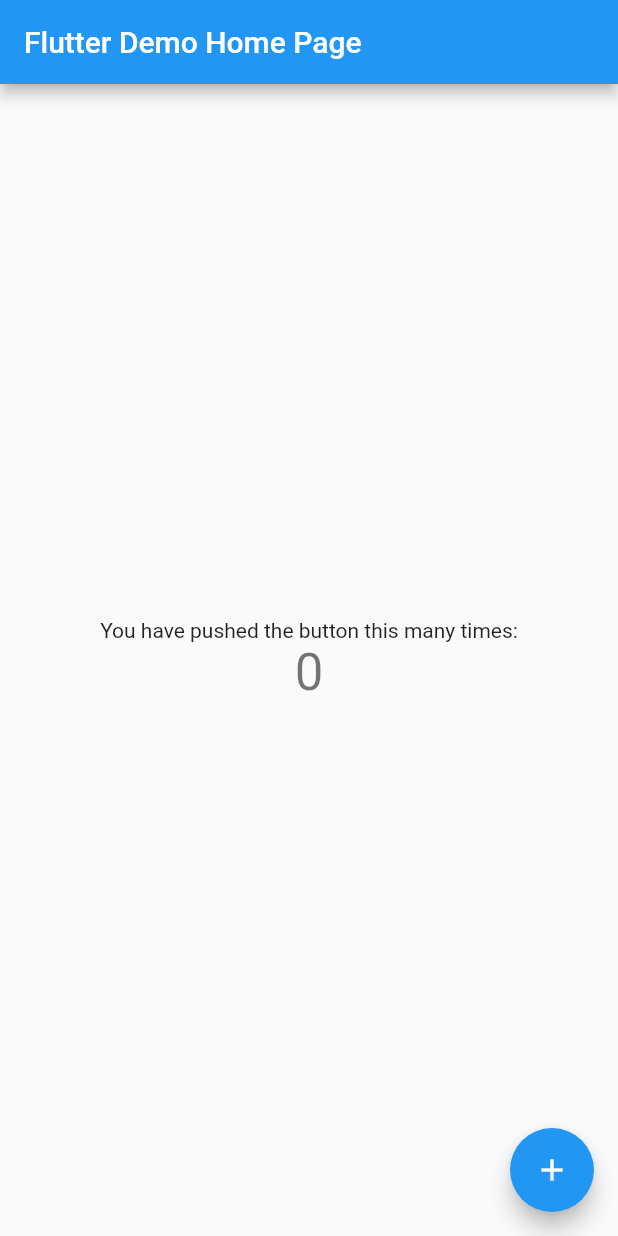
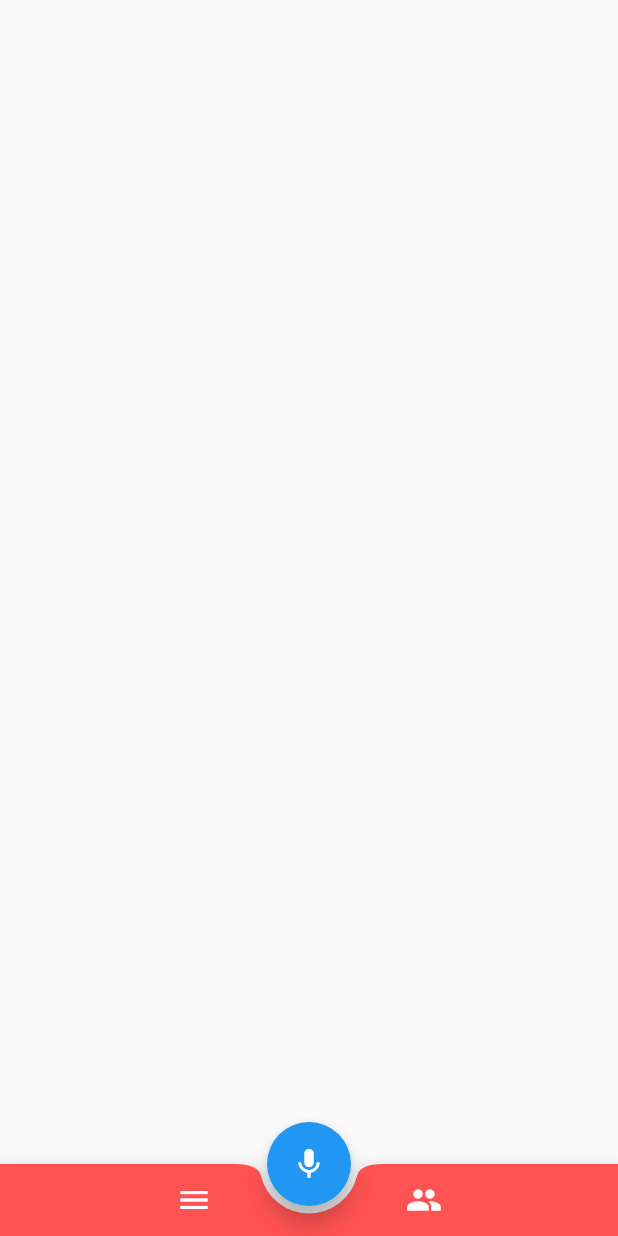
Before and after one commit to Scriptsweet/Speech-Quran-Flutter, a Flutter app: the screen it shows after launch, on a phone screen of 412 x 824 dp. Run offline on Flutter 3.47's test engine with Material 2 defaults, Android fonts, the phone set to English and light mode, and no system bars.

Commit message:
bottom navigation bar

```diff
--- a/lib/main.dart
+++ b/lib/main.dart
@@ -24,92 +24,56 @@
         // is not restarted.
         primarySwatch: Colors.blue,
       ),
-      home: const MyHomePage(title: 'Flutter Demo Home Page'),
+      home: HomePage(),
     );
   }
 }
 
-class MyHomePage extends StatefulWidget {
-  const MyHomePage({Key? key, required this.title}) : super(key: key);
-
-  // This widget is the home page of your application. It is stateful, meaning
-  // that it has a State object (defined below) that contains fields that affect
-  // how it looks.
-
-  // This class is the configuration for the state. It holds the values (in this
-  // case the title) provided by the parent (in this case the App widget) and
-  // used by the build method of the State. Fields in a Widget subclass are
-  // always marked "final".
-
-  final String title;
-
-  @override
-  State<MyHomePage> createState() => _MyHomePageState();
-}
-
-class _MyHomePageState extends State<MyHomePage> {
-  int _counter = 0;
-
-  void _incrementCounter() {
-    setState(() {
-      // This call to setState tells the Flutter framework that something has
-      // changed in this State, which causes it to rerun the build method below
-      // so that the display can reflect the updated values. If we changed
-      // _counter without calling setState(), then the build method would not be
-      // called again, and so nothing would appear to happen.
-      _counter++;
-    });
-  }
+class HomePage extends StatelessWidget {
+  const HomePage({Key? key}) : super(key: key);
 
   @override
   Widget build(BuildContext context) {
-    // This method is rerun every time setState is called, for instance as done
-    // by the _incrementCounter method above.
-    //
-    // The Flutter framework has been optimized to make rerunning build methods
-    // fast, so that you can just rebuild anything that needs updating rather
-    // than having to individually change instances of widgets.
     return Scaffold(
-      appBar: AppBar(
-        // Here we take the value from the MyHomePage object that was created by
-        // the App.build method, and use it to set our appbar title.
-        title: Text(widget.title),
+      floatingActionButton: FloatingActionButton(
+        //Floating action button on Scaffold
+        onPressed: () {
+          //code to execute on button press
+        },
+        child: Icon(Icons.mic), //icon inside button
       ),
-      body: Center(
-        // Center is a layout widget. It takes a single child and positions it
-        // in the middle of the parent.
-        child: Column(
-          // Column is also a layout widget. It takes a list of children and
-          // arranges them vertically. By default, it sizes itself to fit its
-          // children horizontally, and tries to be as tall as its parent.
-          //
-          // Invoke "debug painting" (press "p" in the console, choose the
-          // "Toggle Debug Paint" action from the Flutter Inspector in Android
-          // Studio, or the "Toggle Debug Paint" command in Visual Studio Code)
-          // to see the wireframe for each widget.
-          //
-          // Column has various properties to control how it sizes itself and
-          // how it positions its children. Here we use mainAxisAlignment to
-          // center the children vertically; the main axis here is the vertical
-          // axis because Columns are vertical (the cross axis would be
-          // horizontal).
-          mainAxisAlignment: MainAxisAlignment.center,
+
+      floatingActionButtonLocation: FloatingActionButtonLocation.centerDocked,
+      //floating action button position to center
+
+      bottomNavigationBar: BottomAppBar(
+        //bottom navigation bar on scaffold
+        color: Colors.redAccent,
+        shape: CircularNotchedRectangle(), //shape of notch
+        notchMargin:
+            5, //notche margin between floating button and bottom appbar
+        child: Row(
+          //children inside bottom appbar
+          mainAxisSize: MainAxisSize.max,
+          mainAxisAlignment: MainAxisAlignment.spaceEvenly,
           children: <Widget>[
-            const Text(
-              'You have pushed the button this many times:',
+            IconButton(
+              icon: Icon(
+                Icons.menu,
+                color: Colors.white,
+              ),
+              onPressed: () {},
             ),
-            Text(
-              '$_counter',
-              style: Theme.of(context).textTheme.headline4,
+            IconButton(
+              icon: Icon(
+                Icons.people,
+                color: Colors.white,
+              ),
+              onPressed: () {},
             ),
           ],
         ),
       ),
-      floatingActionButton: FloatingActionButton(
-        onPressed: _incrementCounter,
-        tooltip: 'Increment',
-        child: const Icon(Icons.add),
-      ), // This trailing comma makes auto-formatting nicer for build methods.
     );
   }
 }
```
